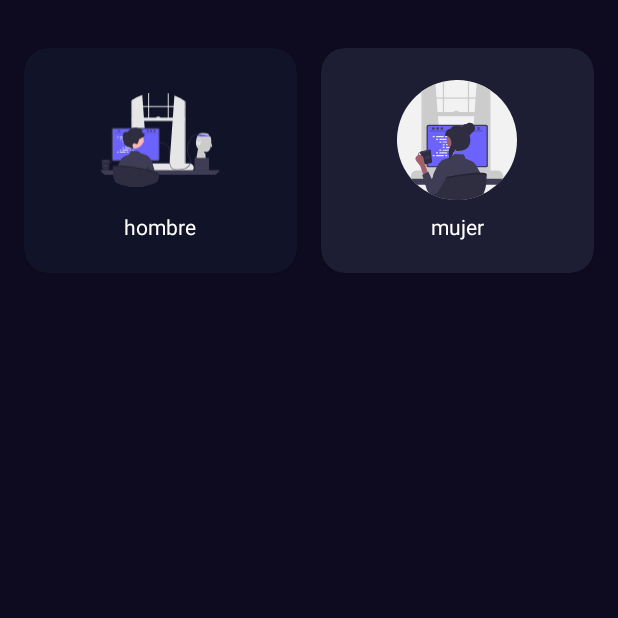
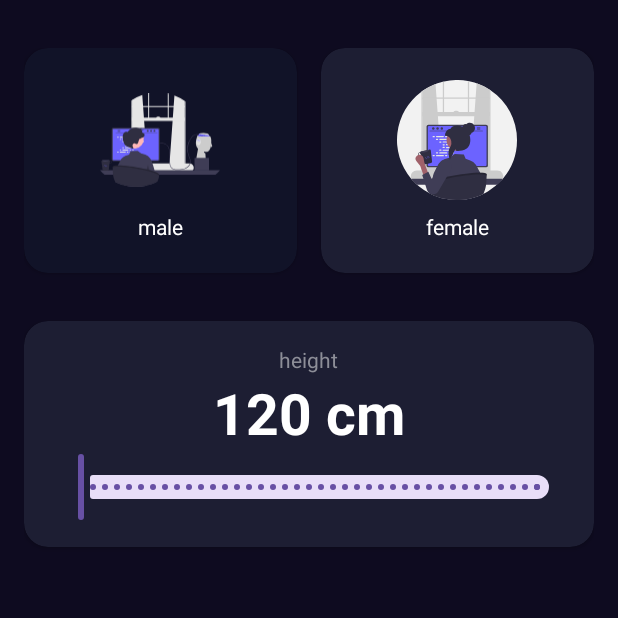
Before and after one commit to JonyWhalee/kotlinApp, an Android app: the IMCApp screen opened directly, with no data from a screen before it, on a phone screen of 412 x 824 dp, the top half of it. Run offline under Robolectric (Android 15) with nearby library versions, the phone set to English and light mode, and no system bars.

```diff
--- a/app/src/main/java/com/example/firstapp/contendorDeApps/IMCApp.kt
+++ b/app/src/main/java/com/example/firstapp/contendorDeApps/IMCApp.kt
@@ -2,9 +2,12 @@ package com.example.firstapp.contendorDeApps
 
 import androidx.appcompat.app.AppCompatActivity
 import android.os.Bundle
+import android.widget.TextView
 import androidx.cardview.widget.CardView
 import androidx.core.content.ContextCompat
 import com.example.firstapp.R
+import com.google.android.material.slider.RangeSlider
+import java.text.DecimalFormat
 
 class IMCApp : AppCompatActivity() {
 
@@ -14,6 +17,8 @@ class IMCApp : AppCompatActivity() {
 
     private lateinit var  viewMale:CardView
     private lateinit var  viewFemale:CardView
+    private lateinit var tvHeight:TextView
+    private lateinit var rsHeight:RangeSlider
 
     override fun onCreate(savedInstanceState: Bundle?) {
         super.onCreate(savedInstanceState)
@@ -26,6 +31,8 @@ class IMCApp : AppCompatActivity() {
     private fun initComponents(){
         viewMale = findViewById(R.id.viewMale)
         viewFemale = findViewById(R.id.viewFemale)
+        tvHeight = findViewById(R.id.tvHeight)
+        rsHeight = findViewById(R.id.rsHeight)
     }
 
     private fun initListeners() {
@@ -36,6 +43,12 @@ class IMCApp : AppCompatActivity() {
         viewFemale.setOnClickListener {
             changeGender()
             setGenderColor()
+        }
+        rsHeight.addOnChangeListener { _, value , _ ->
+            val df = DecimalFormat("#.##")
+            val result = df.format(value)
+
+            tvHeight.text = "$result cm"
         }
     }
 
--- a/app/src/main/res/layout/activity_imcapp.xml
+++ b/app/src/main/res/layout/activity_imcapp.xml
@@ -4,10 +4,11 @@
     xmlns:tools="http://schemas.android.com/tools"
     android:layout_width="match_parent"
     android:layout_height="match_parent"
+    android:background="@color/backgroud_app"
     android:paddingHorizontal="16dp"
     android:paddingVertical="32dp"
-    android:background="@color/backgroud_app"
     tools:context=".contendorDeApps.IMCApp">
+
     <androidx.cardview.widget.CardView
         android:id="@+id/viewMale"
         android:layout_width="0dp"
@@ -68,14 +69,61 @@
             <TextView
                 android:layout_width="wrap_content"
                 android:layout_height="wrap_content"
-                android:text="@string/famale"
+                android:text="@string/female"
                 android:textAllCaps="false"
                 android:textColor="@color/white" />
-
 
 
         </androidx.appcompat.widget.LinearLayoutCompat>
 
     </androidx.cardview.widget.CardView>
 
+    <androidx.cardview.widget.CardView
+        android:layout_width="0dp"
+        android:layout_height="wrap_content"
+        android:layout_marginTop="32dp"
+        app:cardBackgroundColor="@color/backgroud_component"
+        app:cardCornerRadius="16dp"
+        app:layout_constraintEnd_toEndOf="parent"
+        app:layout_constraintStart_toStartOf="parent"
+        app:layout_constraintTop_toBottomOf="@id/viewMale">
+
+        <androidx.appcompat.widget.LinearLayoutCompat
+            android:layout_width="match_parent"
+            android:layout_height="wrap_content"
+            android:layout_margin="16dp"
+            android:orientation="vertical"
+            android:gravity="center">
+
+            <TextView
+                android:layout_width="wrap_content"
+                android:layout_height="wrap_content"
+                android:text="@string/height"
+                android:textColor="@color/title_text">
+            </TextView>
+            <TextView
+                android:id="@+id/tvHeight"
+                android:layout_width="wrap_content"
+                android:textColor="@color/white"
+                android:text="120 cm"
+                android:textSize="38dp"
+                android:textStyle="bold"
+                android:layout_height="wrap_content">
+            </TextView>
+            <com.google.android.material.slider.RangeSlider
+                android:id="@+id/rsHeight"
+                android:layout_width="match_parent"
+                android:layout_height="wrap_content"
+                android:stepSize="1"
+                android:valueFrom="120"
+                android:valueTo="200"
+                >
+
+            </com.google.android.material.slider.RangeSlider>
+
+        </androidx.appcompat.widget.LinearLayoutCompat>
+
+    </androidx.cardview.widget.CardView>
+
+
 </androidx.constraintlayout.widget.ConstraintLayout>
--- a/app/src/main/res/values/strings.xml
+++ b/app/src/main/res/values/strings.xml
@@ -1,5 +1,6 @@
 <resources>
     <string name="app_name">firstApp</string>
-    <string name="male">hombre</string>
-    <string name="famale">mujer</string>
+    <string name="male">male</string>
+    <string name="female">female</string>
+    <string name="height">height</string>
 </resources>
```
